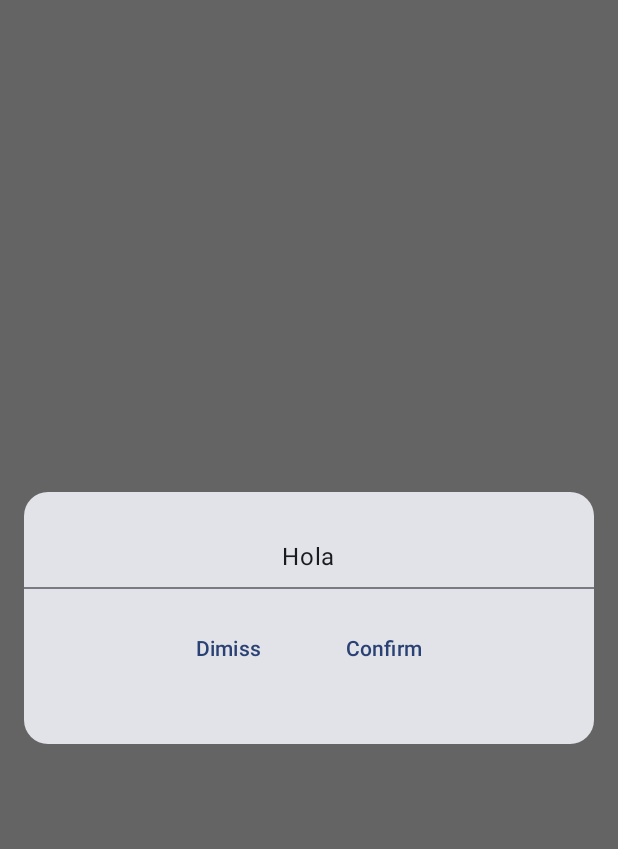
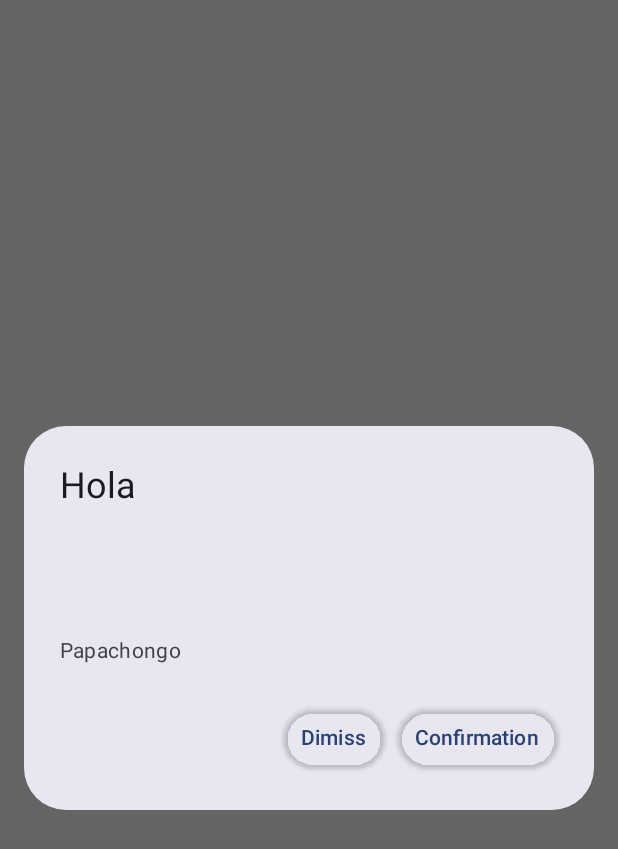
Before and after one commit to sarriaga35/DialogsBasic, an Android app built with Jetpack Compose: the screen it shows after launch (MainActivity), on a phone screen of 412 x 824 dp. Shown: the top 849 px of the screen. Run offline under Robolectric (Android 15) with nearby library versions, the phone set to English and light mode, and no system bars.

Commit message:
Version 0.3, basica, corre en APK24 AlertDialog with Title Hello, Text Papachongo , two buttons.

```diff
--- a/app/src/main/java/com/sebas/dialogsbasic/MainActivity.kt
+++ b/app/src/main/java/com/sebas/dialogsbasic/MainActivity.kt
@@ -12,10 +12,14 @@ import androidx.compose.foundation.layout.fillMaxWidth
 import androidx.compose.foundation.layout.height
 import androidx.compose.foundation.layout.padding
 import androidx.compose.foundation.shape.RoundedCornerShape
+import androidx.compose.material3.AlertDialog
+import androidx.compose.material3.ButtonDefaults
 import androidx.compose.material3.Card
 import androidx.compose.material3.Divider
+import androidx.compose.material3.ExperimentalMaterial3Api
 import androidx.compose.material3.Text
 import androidx.compose.material3.TextButton
+import androidx.compose.material3.TextFieldDefaults
 import androidx.compose.runtime.Composable
 import androidx.compose.ui.Alignment
 import androidx.compose.ui.Modifier
@@ -37,14 +41,36 @@ class MainActivity : ComponentActivity() {
         }
     }
 
+    @OptIn(ExperimentalMaterial3Api::class)
     @Composable
     private fun inicialComponible() {
-        DialogWithImage(
-            onDimissRequest = { hacerAlgoonDimissRequest() },
-            onConfirmation = { hacerAlgoonConfirmation()},
+        AlertDialog(
+            modifier = Modifier.padding(16.dp),
+            title = {Text(
+                        text = "Hola",
+                        modifier = Modifier
+                        .fillMaxWidth()
+                            .height(100.dp)
+                        )},
+            text = {Text(text = "Papachongo")},
+            onDismissRequest = { hacerAlgoonDimissRequest() },
+            confirmButton = {
+                TextButton(onClick = { hacerAlgoonConfirmation() },
+                    elevation = ButtonDefaults.elevatedButtonElevation(2.dp)){
+                    Text(text = "Confirmation")
+                }
+            },
+            dismissButton = {
+                TextButton(
+                    onClick = { hacerAlgoonDimissRequest() },
+                    elevation = ButtonDefaults.elevatedButtonElevation(2.dp) ) {
+                    Text(text = "Dimiss")
+
+                }
+            }
         )
-
     }
+}
 
     private fun hacerAlgoonDimissRequest(): () -> Unit {
         return {
@@ -58,46 +84,3 @@ class MainActivity : ComponentActivity() {
         }
 
     }
-
-    @Composable
-    private fun DialogWithImage(
-        onDimissRequest: () -> Unit,
-        onConfirmation: () -> Unit,
-        ) {
-
-        Dialog(onDismissRequest = { onDimissRequest() }) {
-            Card (modifier = Modifier
-                .fillMaxWidth()
-                .height(200.dp)
-                .padding(16.dp),
-                    shape = RoundedCornerShape(16.dp)
-            ) {
-                Column(modifier = Modifier.fillMaxSize(),
-                    horizontalAlignment = Alignment.CenterHorizontally,
-                    verticalArrangement = Arrangement.Center) {
-                        Text(text = "Hola",modifier = Modifier.padding(8.dp))
-                    Divider()
-                        Row (modifier = Modifier
-                            .fillMaxWidth(),
-                            horizontalArrangement = Arrangement.Center,){
-                            TextButton(onClick = { onDimissRequest() },
-                                        modifier = Modifier.padding(16.dp),){
-                                Text(text = "Dimiss")
-                            }
-                            TextButton(onClick = { onConfirmation() },
-                                modifier = Modifier.padding(16.dp),) {
-                                Text(text = "Confirm")
-                            }
-
-                        }
-                        }
-                }
-
-
-
-
-            }
-
-        }
-
-    }
```
